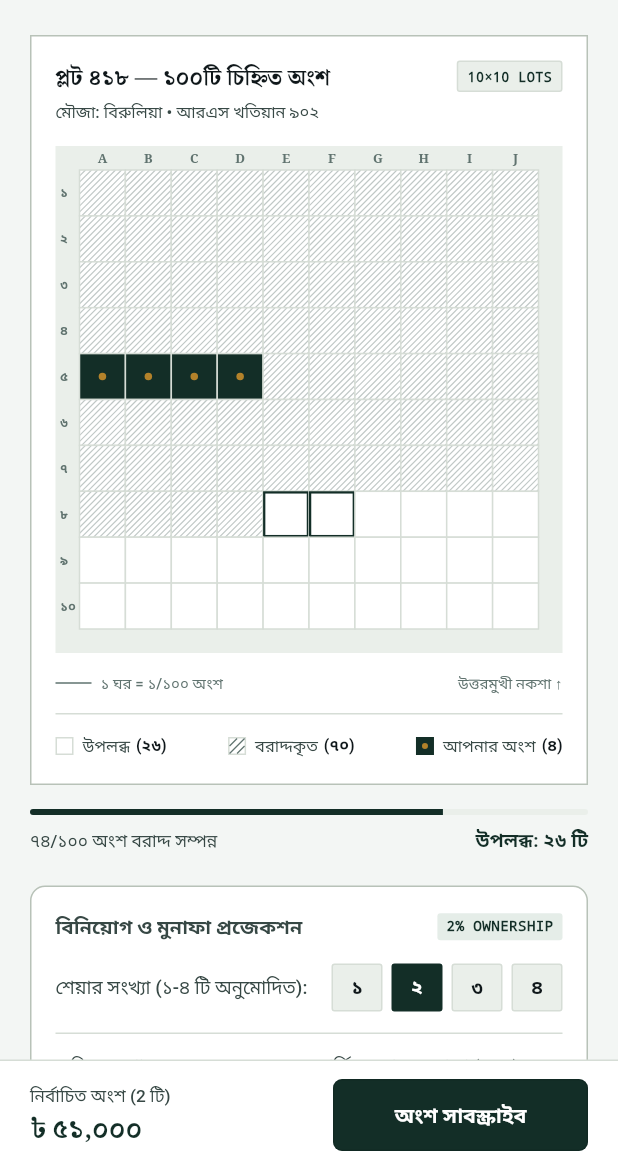
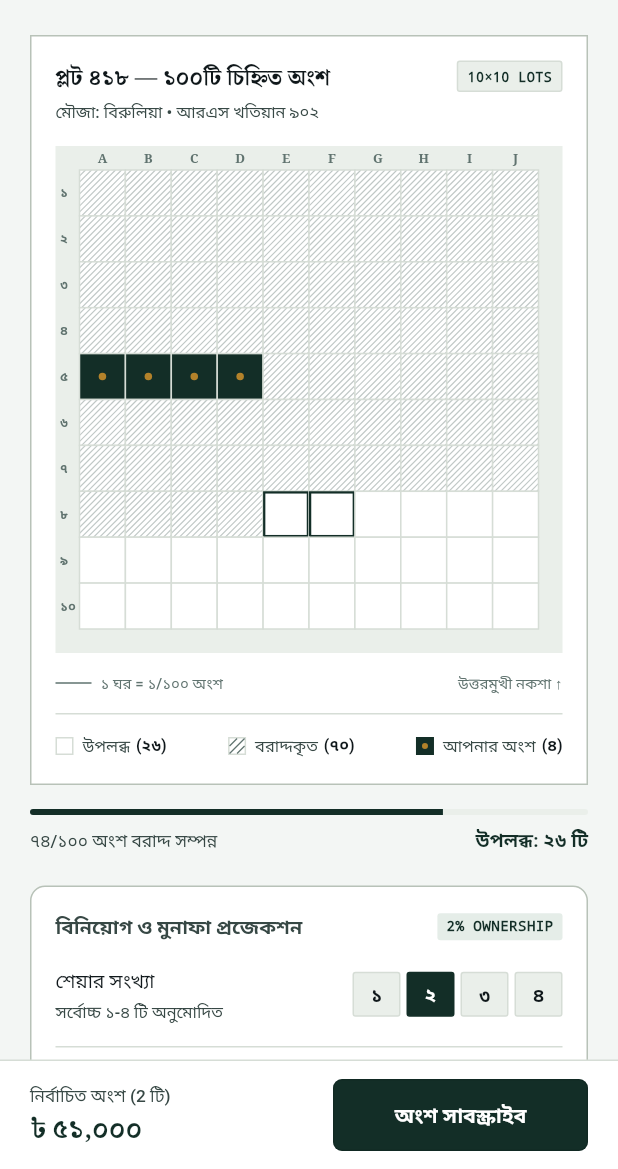
Before and after one commit to mashkurulalamohi37/investment, a Flutter app: the ProjectDetailScreen screen opened directly with empty values, on a phone screen of 412 x 824 dp, the part 67-1236 px from its top. Run offline on Flutter 3.47's test engine with Material 3 defaults, Android fonts, the phone set to English and light mode, and no system bars; our stand-ins replace fl_chart, google_fonts; Roboto replaces fonts that are missing (Anek Bangla, Noto Serif Bengali).

Commit message:
fix(ui): eliminate 31px overflow on ROI calculator share selector and header

```diff
--- a/lib/features/investor/project_detail/project_detail_screen.dart
+++ b/lib/features/investor/project_detail/project_detail_screen.dart
@@ -307,10 +307,14 @@ class _ProjectDetailScreenState extends State<ProjectDetailScreen> with SingleTi
           Row(
             mainAxisAlignment: MainAxisAlignment.spaceBetween,
             children: [
-              Text(
-                isBangla ? 'বিনিয়োগ ও মুনাফা প্রজেকশন' : 'Investment & ROI Projection',
-                style: AppTypography.sectionLabel(isDark: isDark, isBangla: isBangla),
+              Expanded(
+                child: Text(
+                  isBangla ? 'বিনিয়োগ ও মুনাফা প্রজেকশন' : 'Investment & ROI Projection',
+                  style: AppTypography.sectionLabel(isDark: isDark, isBangla: isBangla),
+                  overflow: TextOverflow.ellipsis,
+                ),
               ),
+              const SizedBox(width: 8),
               Container(
                 padding: const EdgeInsets.symmetric(horizontal: 6, vertical: 2),
                 decoration: BoxDecoration(
@@ -335,10 +339,27 @@ class _ProjectDetailScreenState extends State<ProjectDetailScreen> with SingleTi
           Row(
             mainAxisAlignment: MainAxisAlignment.spaceBetween,
             children: [
-              Text(
-                isBangla ? 'শেয়ার সংখ্যা (১-৪ টি অনুমোদিত):' : 'Number of shares (1-4 max):',
-                style: AppTypography.caption(isDark: isDark, isBangla: isBangla),
+              Expanded(
+                child: Column(
+                  crossAxisAlignment: CrossAxisAlignment.start,
+                  children: [
+                    Text(
+                      isBangla ? 'শেয়ার সংখ্যা' : 'Shares',
+                      style: AppTypography.bodyStrong(isDark: isDark, isBangla: isBangla).copyWith(
+                        fontSize: 13,
+                      ),
+                    ),
+                    Text(
+                      isBangla ? 'সর্বোচ্চ ১-৪ টি অনুমোদিত' : '1–4 shares limit',
+                      style: AppTypography.caption(isDark: isDark, isBangla: isBangla).copyWith(
+                        color: palette.inkSecondary,
+                        fontSize: 11,
+                      ),
+                    ),
+                  ],
+                ),
               ),
+              const SizedBox(width: 8),
               Row(
                 children: [1, 2, 3, 4].map((count) {
                   final isSel = _selectedShares == count;
@@ -349,9 +370,9 @@ class _ProjectDetailScreenState extends State<ProjectDetailScreen> with SingleTi
                     },
                     borderRadius: AppRadius.borderChip,
                     child: Container(
-                      margin: const EdgeInsets.only(left: 6),
-                      width: 34,
-                      height: 32,
+                      margin: const EdgeInsets.only(left: 4),
+                      width: 32,
+                      height: 30,
                       decoration: BoxDecoration(
                         color: isSel ? palette.pine : palette.surfaceSunken,
                         border: Border.all(
@@ -364,7 +385,7 @@ class _ProjectDetailScreenState extends State<ProjectDetailScreen> with SingleTi
                       child: Text(
                         isBangla ? CurrencyFormatter.toBanglaDigits(count.toString()) : '$count',
                         style: TextStyle(
-                          fontSize: 13,
+                          fontSize: 12.5,
                           fontWeight: FontWeight.w700,
                           color: isSel ? Colors.white : palette.ink,
                         ),
```
